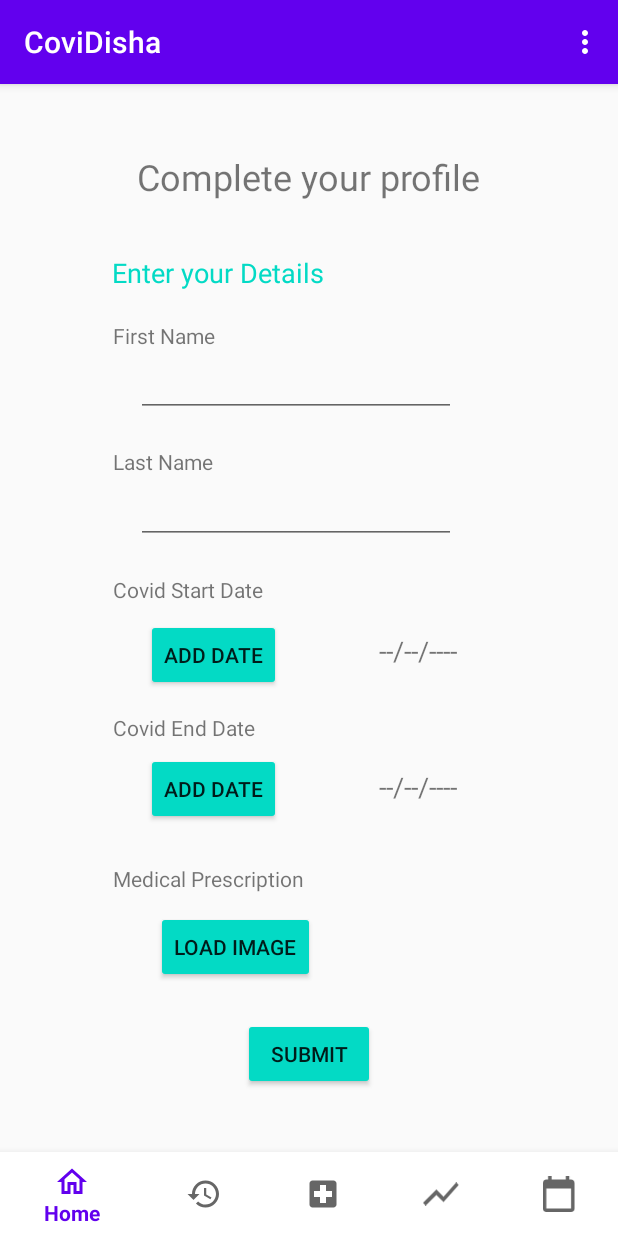
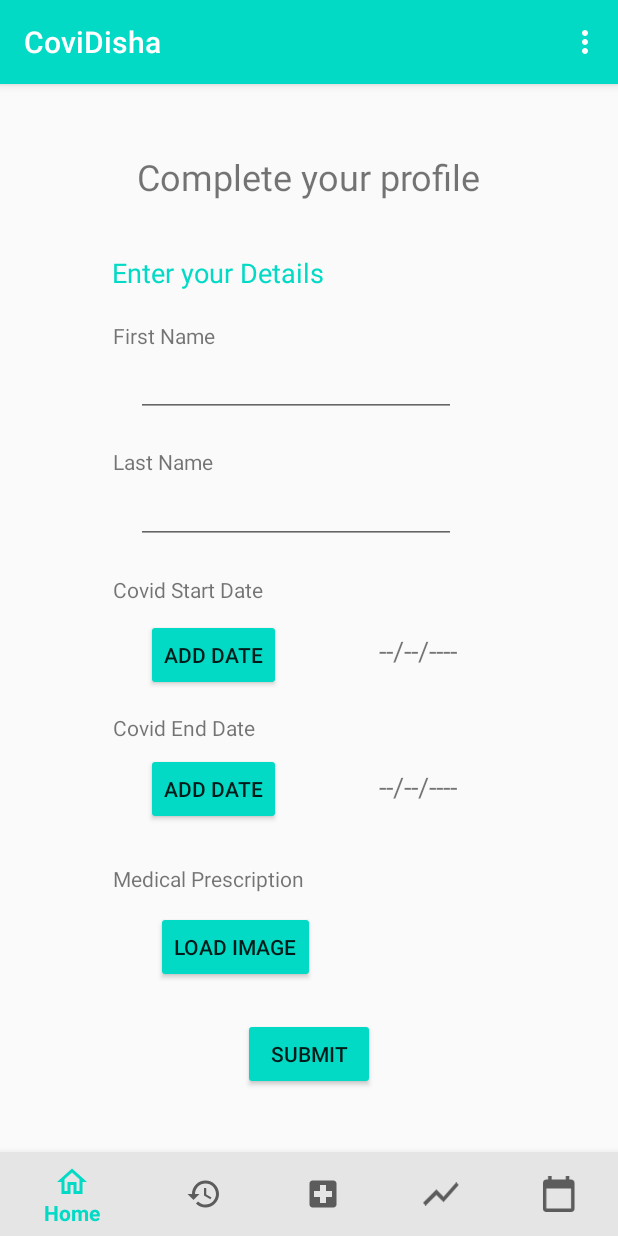
Before and after one commit to shrutigupta5555/covidisha-app, an Android app: the fragment DonateFragment placed in its activity, on a phone screen of 412 x 824 dp. Run offline under Robolectric (Android 15) with nearby library versions, the phone set to English and light mode, and no system bars; our stand-ins replace Firebase (no records; nobody signed in at launch, a user with empty details on screens opened directly), Volley; libraries missing offline, so code that uses them is left out: com.github.kittinunf.fuel; network calls fail; pictures from the network do not load.

Commit message:
ui changes

```diff
--- a/app/src/main/res/layout/activity_bottom_nav.xml
+++ b/app/src/main/res/layout/activity_bottom_nav.xml
@@ -26,11 +26,11 @@
         android:layout_height="wrap_content"
         android:layout_gravity="bottom"
 
-        android:background="@color/white"
+        android:background="#E6E5E5"
         app:layout_constraintBottom_toBottomOf="parent"
         app:layout_constraintEnd_toEndOf="parent"
         app:layout_constraintStart_toStartOf="parent"
-        app:menu="@menu/menu_bottom_nav" >
+        app:menu="@menu/menu_bottom_nav">
 
     </com.google.android.material.bottomnavigation.BottomNavigationView>
 
--- a/app/src/main/res/layout/activity_create_account.xml
+++ b/app/src/main/res/layout/activity_create_account.xml
@@ -42,6 +42,7 @@
         android:layout_width="wrap_content"
         android:layout_height="wrap_content"
         android:layout_marginTop="40dp"
+        android:backgroundTint="@color/colorAccent"
         android:text="Get OTP"
         app:layout_constraintEnd_toEndOf="parent"
         app:layout_constraintStart_toEndOf="@+id/btnResendOTP"
@@ -52,6 +53,7 @@
         android:layout_width="wrap_content"
         android:layout_height="wrap_content"
         android:layout_marginTop="40dp"
+        android:backgroundTint="@color/colorAccent"
         android:text="Resend OTP"
         app:layout_constraintEnd_toStartOf="@+id/btnCreateAccount"
         app:layout_constraintStart_toStartOf="parent"
--- a/app/src/main/res/layout/activity_home.xml
+++ b/app/src/main/res/layout/activity_home.xml
@@ -13,6 +13,7 @@
         android:layout_height="wrap_content"
         android:layout_marginEnd="16dp"
         android:layout_marginBottom="84dp"
+        android:backgroundTint="@color/colorAccent"
         android:text="Medicine Portal"
         app:layout_constraintBottom_toBottomOf="parent"
         app:layout_constraintEnd_toEndOf="parent" />
--- a/app/src/main/res/layout/activity_otp.xml
+++ b/app/src/main/res/layout/activity_otp.xml
@@ -34,6 +34,7 @@
         android:id="@+id/login"
         android:layout_width="wrap_content"
         android:layout_height="wrap_content"
+        android:backgroundTint="@color/colorAccent"
         android:text="Login"
         app:layout_constraintLeft_toLeftOf="parent"
         app:layout_constraintRight_toRightOf="parent"
--- a/app/src/main/res/layout/activity_sign_in.xml
+++ b/app/src/main/res/layout/activity_sign_in.xml
@@ -68,7 +68,7 @@
         android:layout_width="0dp"
         android:layout_height="wrap_content"
         android:layout_marginVertical="20dp"
-        android:backgroundTint="@color/black"
+        android:backgroundTint="@color/colorAccent"
         android:text="@string/sign_in"
         app:layout_constraintBottom_toTopOf="@+id/btnCreateAccount2"
         app:layout_constraintEnd_toEndOf="@+id/etSignInPassword"
@@ -80,6 +80,7 @@
         android:layout_width="0dp"
         android:layout_height="wrap_content"
         android:layout_marginVertical="20dp"
+        android:backgroundTint="@color/colorAccent"
         android:text="@string/create_account"
         app:layout_constraintBottom_toBottomOf="parent"
         app:layout_constraintEnd_toEndOf="@+id/btnSignIn"
--- a/app/src/main/res/layout/fragment_donate.xml
+++ b/app/src/main/res/layout/fragment_donate.xml
@@ -31,7 +31,7 @@
             android:layout_width="wrap_content"
             android:layout_height="wrap_content"
             android:text="Enter your Details"
-            android:textColor="#03DAC5"
+            android:textColor="@color/colorAccent"
             android:textSize="18sp"
             app:layout_constraintBottom_toBottomOf="parent"
             app:layout_constraintEnd_toEndOf="parent"
@@ -45,7 +45,7 @@
             android:layout_width="wrap_content"
             android:layout_height="wrap_content"
             android:text="Submit"
-            app:backgroundTint="#03DAC5"
+            app:backgroundTint="@color/colorAccent"
             app:layout_constraintBottom_toBottomOf="parent"
             app:layout_constraintEnd_toEndOf="parent"
             app:layout_constraintStart_toStartOf="parent"
@@ -171,7 +171,7 @@
             android:layout_width="wrap_content"
             android:layout_height="wrap_content"
             android:text="Add Date"
-            app:backgroundTint="#03DAC5"
+            app:backgroundTint="@color/colorAccent"
             app:layout_constraintBottom_toBottomOf="parent"
             app:layout_constraintEnd_toEndOf="parent"
             app:layout_constraintHorizontal_bias="0.302"
@@ -185,7 +185,7 @@
             android:layout_height="wrap_content"
 
             android:text="Add Date"
-            app:backgroundTint="#03DAC5"
+            app:backgroundTint="@color/colorAccent"
             app:layout_constraintBottom_toBottomOf="parent"
             app:layout_constraintEnd_toEndOf="parent"
             app:layout_constraintHorizontal_bias="0.302"
@@ -213,7 +213,7 @@
             android:layout_gravity="center"
             android:layout_weight="0"
             android:text="Load Image"
-            app:backgroundTint="#03DAC5"
+            app:backgroundTint="@color/colorAccent"
             app:layout_constraintBottom_toBottomOf="parent"
             app:layout_constraintEnd_toEndOf="parent"
             app:layout_constraintHorizontal_bias="0.34"
--- a/app/src/main/res/layout/fragment_enable_bluetooth.xml
+++ b/app/src/main/res/layout/fragment_enable_bluetooth.xml
@@ -33,6 +33,7 @@
         android:layout_width="wrap_content"
         android:layout_height="wrap_content"
         android:layout_gravity="center"
-        android:text="@string/enable_bluetooth_prompt"/>
+        android:backgroundTint="@color/colorAccent"
+        android:text="@string/enable_bluetooth_prompt" />
 
 </LinearLayout>
--- a/app/src/main/res/layout/fragment_high_risk.xml
+++ b/app/src/main/res/layout/fragment_high_risk.xml
@@ -39,6 +39,7 @@
             android:layout_width="wrap_content"
             android:layout_height="wrap_content"
             android:layout_marginTop="16dp"
+            android:backgroundTint="@color/colorAccent"
             android:text="Upload Data"
             app:layout_constraintBottom_toBottomOf="parent"
             app:layout_constraintEnd_toEndOf="parent"
--- a/app/src/main/res/layout/fragment_location_required.xml
+++ b/app/src/main/res/layout/fragment_location_required.xml
@@ -37,6 +37,7 @@
         android:layout_width="wrap_content"
         android:layout_height="wrap_content"
         android:layout_marginTop="16dp"
+        android:backgroundTint="@color/colorAccent"
         android:text="@string/grant_permission_prompt"
         app:layout_constraintEnd_toEndOf="parent"
         app:layout_constraintStart_toStartOf="parent"
--- a/app/src/main/res/layout/fragment_medicine.xml
+++ b/app/src/main/res/layout/fragment_medicine.xml
@@ -15,7 +15,7 @@
             android:layout_width="wrap_content"
             android:layout_height="wrap_content"
             android:text="Need Medicines"
-            app:backgroundTint="#03DAC5"
+            app:backgroundTint="@color/colorAccent"
             app:layout_constraintBottom_toBottomOf="parent"
             app:layout_constraintEnd_toEndOf="parent"
             app:layout_constraintStart_toStartOf="parent"
@@ -27,7 +27,7 @@
             android:layout_width="wrap_content"
             android:layout_height="wrap_content"
             android:text="My Profile"
-            app:backgroundTint="#03DAC5"
+            app:backgroundTint="@color/colorAccent"
             app:layout_constraintBottom_toBottomOf="parent"
             app:layout_constraintEnd_toEndOf="parent"
             app:layout_constraintHorizontal_bias="0.501"
@@ -40,7 +40,7 @@
             android:layout_width="wrap_content"
             android:layout_height="wrap_content"
             android:text="Donate Medicines"
-            app:backgroundTint="#03DAC5"
+            app:backgroundTint="@color/colorAccent"
             app:layout_constraintBottom_toBottomOf="parent"
             app:layout_constraintEnd_toEndOf="parent"
             app:layout_constraintStart_toStartOf="parent"
--- a/app/src/main/res/layout/fragment_profile.xml
+++ b/app/src/main/res/layout/fragment_profile.xml
@@ -62,6 +62,7 @@
             android:layout_width="wrap_content"
             android:layout_height="wrap_content"
             android:layout_marginBottom="30dp"
+            android:backgroundTint="@color/colorAccent"
             android:text="Upload Data"
             app:layout_constraintBottom_toBottomOf="parent"
             app:layout_constraintEnd_toEndOf="parent"
--- a/app/src/main/res/layout/fragment_stats.xml
+++ b/app/src/main/res/layout/fragment_stats.xml
@@ -34,6 +34,7 @@
             android:id="@+id/indian"
             android:layout_width="match_parent"
             android:layout_height="wrap_content"
+            android:backgroundTint="@color/colorAccent"
             android:text="view indian stats" />
 
         <TextView
--- a/app/src/main/res/values/colors.xml
+++ b/app/src/main/res/values/colors.xml
@@ -15,7 +15,7 @@
      limitations under the License.
 -->
 <resources>
-    <color name="colorPrimary">#6200EE</color>
+    <color name="colorPrimary">#03DAC5</color>
     <color name="colorPrimaryDark">#3700B3</color>
     <color name="colorAccent">#03DAC5</color>
     <color name="remote_message_background">#0288D1</color>
```
Also changed, not shown: app/src/main/res/layout/fragment_bluetooth_chat.xml (+5 -2 lines).
